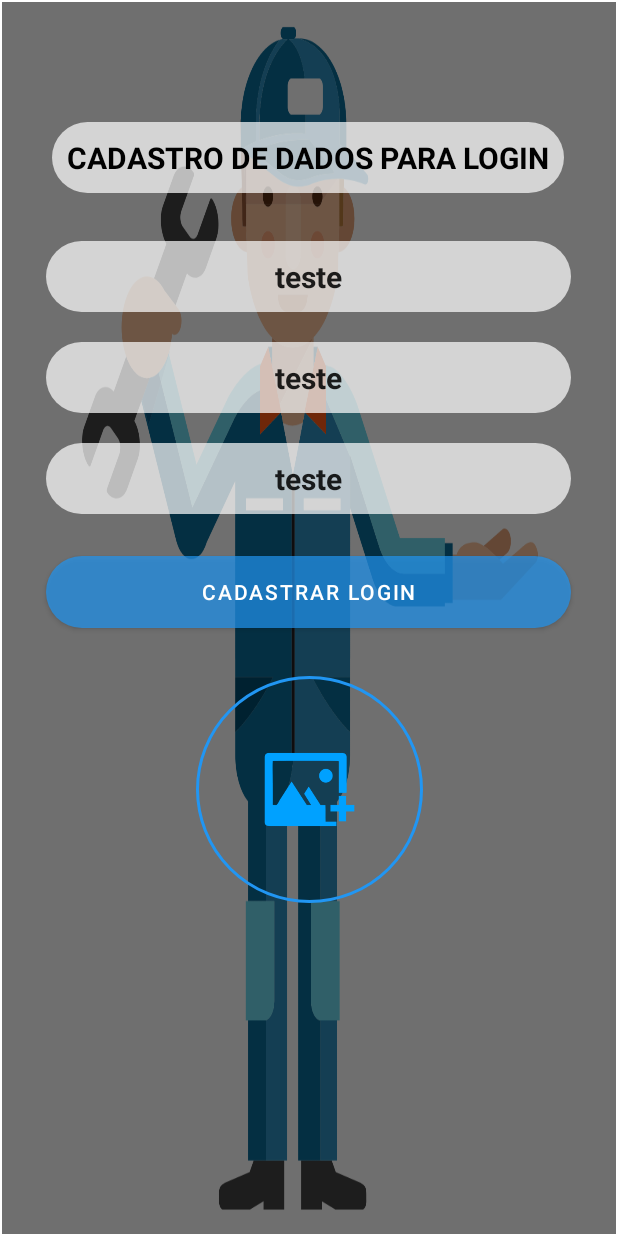
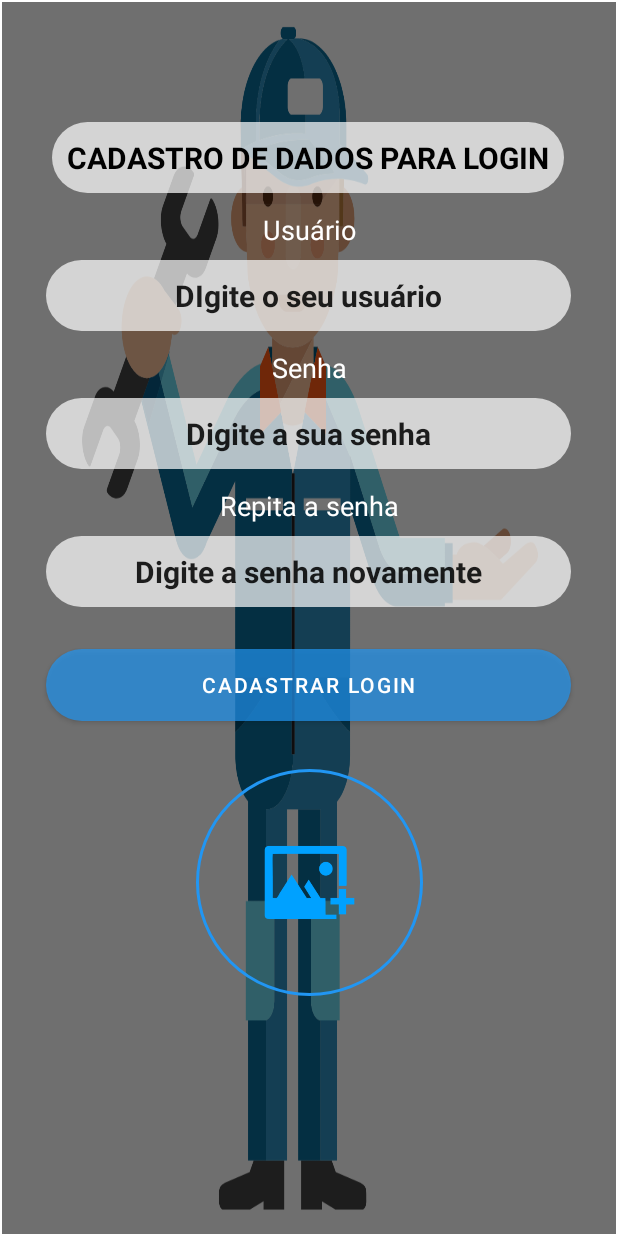
Before and after one commit to VieiraDiego17/AppTaskWithFloatActionButton, an Android app: the screen it shows after launch (MainActivity), after a tap on "FAZER CADASTRO", on a phone screen of 412 x 824 dp. Run offline under Robolectric (Android 15) with nearby library versions, the phone set to English and light mode, and no system bars; our stand-ins replace CircleImageView.

Commit message:
Adicionando REDME e feito ajuste na tela de login

```diff
--- a/app/src/main/res/layout/fragment_login.xml
+++ b/app/src/main/res/layout/fragment_login.xml
@@ -73,7 +73,7 @@
             android:background="@drawable/inputs"
             android:ems="10"
             android:inputType="textPersonName"
-            android:text="teste"
+            android:text="Digite o usuário"
             android:textAlignment="center"
             android:textColorHint="@color/black"
             app:layout_constraintEnd_toEndOf="parent"
@@ -102,7 +102,7 @@
             android:layout_marginTop="8dp"
             android:background="@drawable/inputs"
             android:inputType="textPassword"
-            android:text="teste"
+            android:text="Digite a senha"
             android:textAlignment="center"
             android:textColorHint="@color/black"
             app:layout_constraintEnd_toEndOf="parent"
--- a/app/src/main/res/layout/fragment_register_login.xml
+++ b/app/src/main/res/layout/fragment_register_login.xml
@@ -42,49 +42,85 @@
             app:layout_constraintStart_toStartOf="parent"
             app:layout_constraintTop_toTopOf="parent" />
 
+        <TextView
+            android:id="@+id/user"
+            android:layout_width="wrap_content"
+            android:layout_height="wrap_content"
+            app:layout_constraintTop_toBottomOf="@+id/title"
+            app:layout_constraintStart_toStartOf="parent"
+            app:layout_constraintEnd_toEndOf="parent"
+            android:text="Usuário"
+            android:textSize="18sp"
+            android:textColor="@color/white"
+            android:layout_marginTop="12dp"/>
+
         <EditText
             android:id="@+id/textEmailLogin"
             android:layout_width="350sp"
             android:layout_height="wrap_content"
-            android:layout_marginTop="32dp"
+            android:layout_marginTop="8dp"
             android:background="@drawable/inputs"
-            android:text="teste"
+            android:text="DIgite o seu usuário"
             android:textAlignment="center"
             android:textSize="20sp"
             android:textStyle="bold"
             app:layout_constraintEnd_toEndOf="@+id/title"
             app:layout_constraintStart_toStartOf="@+id/title"
-            app:layout_constraintTop_toBottomOf="@+id/title" />
+            app:layout_constraintTop_toBottomOf="@+id/user" />
+
+        <TextView
+            android:id="@+id/password"
+            android:layout_width="wrap_content"
+            android:layout_height="wrap_content"
+            app:layout_constraintTop_toBottomOf="@+id/textEmailLogin"
+            app:layout_constraintStart_toStartOf="parent"
+            app:layout_constraintEnd_toEndOf="parent"
+            android:text="Senha"
+            android:textSize="18sp"
+            android:textColor="@color/white"
+            android:layout_marginTop="12dp"/>
 
         <EditText
             android:id="@+id/textPasswordLogin"
             android:layout_width="350sp"
             android:layout_height="wrap_content"
-            android:layout_marginTop="20dp"
+            android:layout_marginTop="8dp"
             android:background="@drawable/inputs"
-            android:text="teste"
+            android:text="Digite a sua senha"
             android:textAlignment="center"
             android:textSize="20sp"
             android:textStyle="bold"
             app:layout_constraintEnd_toEndOf="@+id/textEmailLogin"
             app:layout_constraintHorizontal_bias="0.0"
             app:layout_constraintStart_toStartOf="@+id/textEmailLogin"
-            app:layout_constraintTop_toBottomOf="@+id/textEmailLogin" />
+            app:layout_constraintTop_toBottomOf="@+id/password" />
+
+        <TextView
+            android:id="@+id/repeatPassword"
+            android:layout_width="wrap_content"
+            android:layout_height="wrap_content"
+            app:layout_constraintTop_toBottomOf="@+id/textPasswordLogin"
+            app:layout_constraintStart_toStartOf="parent"
+            app:layout_constraintEnd_toEndOf="parent"
+            android:text="Repita a senha"
+            android:textSize="18sp"
+            android:textColor="@color/white"
+            android:layout_marginTop="12dp"/>
 
         <EditText
             android:id="@+id/textPasswordLogin2"
             android:layout_width="350sp"
             android:layout_height="wrap_content"
-            android:layout_marginTop="20dp"
+            android:layout_marginTop="8dp"
             android:background="@drawable/inputs"
-            android:text="teste"
+            android:text="Digite a senha novamente"
             android:textAlignment="center"
             android:textSize="20sp"
             android:textStyle="bold"
             app:layout_constraintEnd_toEndOf="@+id/textPasswordLogin"
             app:layout_constraintHorizontal_bias="0.0"
             app:layout_constraintStart_toStartOf="@+id/textPasswordLogin"
-            app:layout_constraintTop_toBottomOf="@+id/textPasswordLogin" />
+            app:layout_constraintTop_toBottomOf="@+id/repeatPassword" />
 
 
         <Button
```
Also changed, not shown: 2 other files.
